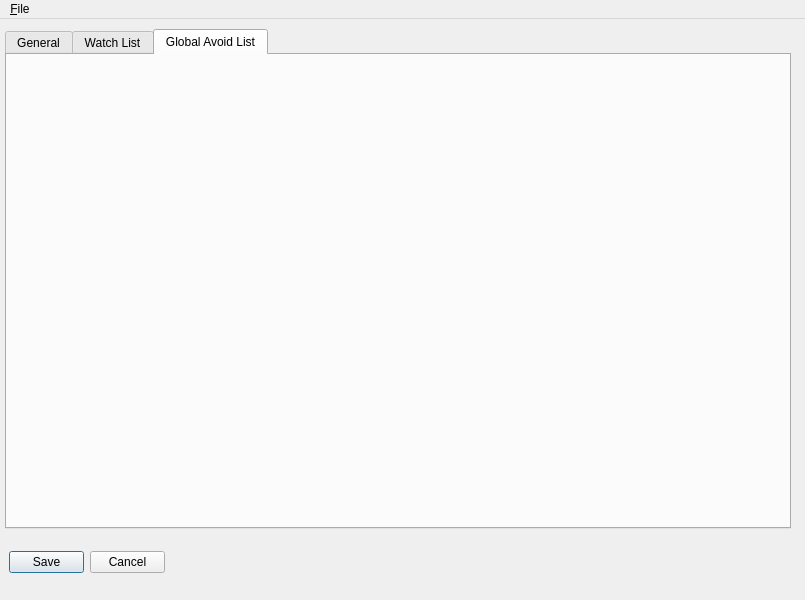
This is settings_gui-sccw2.0/settings_ui.ui in DrBosco/sccwatcher as Qt 5 draws it before an edit. The edited form follows.
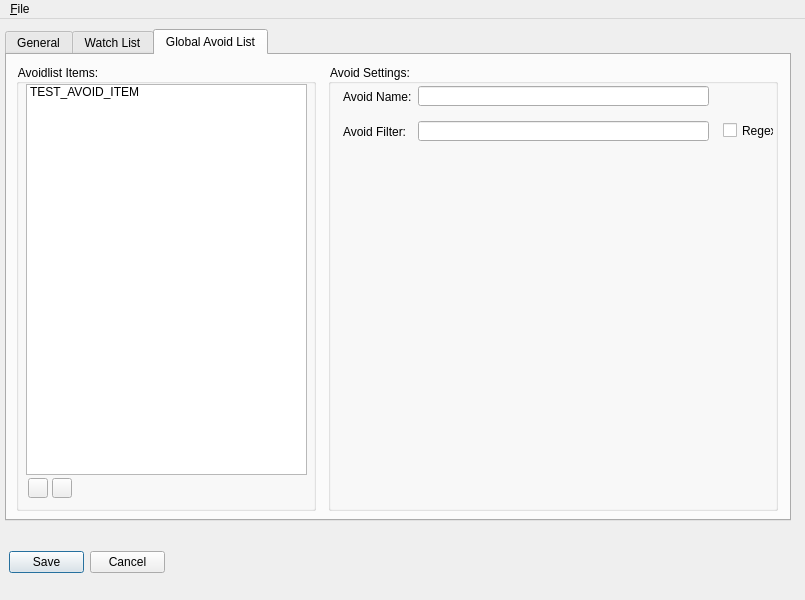
This is the edited form. The open tabs and pages were chosen to show the change. Icons and pictures are not drawn.

Commit message:
Plugin' away at it
workin' hard or hardly workin'?

```diff
--- a/settings_gui-sccw2.0/settings_ui.ui
+++ b/settings_gui-sccw2.0/settings_ui.ui
@@ -35,7 +35,7 @@
       <x>5</x>
       <y>10</y>
       <width>786</width>
-      <height>500</height>
+      <height>492</height>
      </rect>
     </property>
     <property name="sizePolicy">
@@ -640,6 +640,201 @@
      <attribute name="title">
       <string>Global Avoid List</string>
      </attribute>
+     <layout class="QHBoxLayout" name="horizontalLayout_2">
+      <item>
+       <widget class="QGroupBox" name="avoidlistGroup">
+        <property name="sizePolicy">
+         <sizepolicy hsizetype="Fixed" vsizetype="Fixed">
+          <horstretch>0</horstretch>
+          <verstretch>0</verstretch>
+         </sizepolicy>
+        </property>
+        <property name="minimumSize">
+         <size>
+          <width>300</width>
+          <height>447</height>
+         </size>
+        </property>
+        <property name="maximumSize">
+         <size>
+          <width>300</width>
+          <height>447</height>
+         </size>
+        </property>
+        <property name="title">
+         <string>Avoidlist Items:</string>
+        </property>
+        <widget class="QPushButton" name="addAvoidEntryButton">
+         <property name="geometry">
+          <rect>
+           <x>12</x>
+           <y>414</y>
+           <width>20</width>
+           <height>20</height>
+          </rect>
+         </property>
+         <property name="font">
+          <font>
+           <family>Segoe UI</family>
+           <pointsize>15</pointsize>
+           <weight>50</weight>
+           <bold>false</bold>
+           <kerning>true</kerning>
+          </font>
+         </property>
+         <property name="mouseTracking">
+          <bool>false</bool>
+         </property>
+         <property name="text">
+          <string/>
+         </property>
+         <property name="icon">
+          <iconset resource="icon_resources.qrc">
+           <normaloff>:/guiIcons/icons/plus-icon.png</normaloff>:/guiIcons/icons/plus-icon.png</iconset>
+         </property>
+        </widget>
+        <widget class="QPushButton" name="removeAvoidEntryButton">
+         <property name="geometry">
+          <rect>
+           <x>36</x>
+           <y>414</y>
+           <width>20</width>
+           <height>20</height>
+          </rect>
+         </property>
+         <property name="font">
+          <font>
+           <pointsize>15</pointsize>
+           <weight>75</weight>
+           <bold>true</bold>
+          </font>
+         </property>
+         <property name="text">
+          <string/>
+         </property>
+         <property name="icon">
+          <iconset resource="icon_resources.qrc">
+           <normaloff>:/guiIcons/icons/delete-icon.png</normaloff>:/guiIcons/icons/delete-icon.png</iconset>
+         </property>
+        </widget>
+        <widget class="QListWidget" name="avoidlistItemsList">
+         <property name="geometry">
+          <rect>
+           <x>10</x>
+           <y>20</y>
+           <width>281</width>
+           <height>391</height>
+          </rect>
+         </property>
+         <item>
+          <property name="text">
+           <string>TEST_AVOID_ITEM</string>
+          </property>
+         </item>
+        </widget>
+       </widget>
+      </item>
+      <item>
+       <spacer name="avoid_settings_spacer">
+        <property name="orientation">
+         <enum>Qt::Horizontal</enum>
+        </property>
+        <property name="sizeType">
+         <enum>QSizePolicy::Fixed</enum>
+        </property>
+        <property name="sizeHint" stdset="0">
+         <size>
+          <width>6</width>
+          <height>20</height>
+         </size>
+        </property>
+       </spacer>
+      </item>
+      <item>
+       <widget class="QGroupBox" name="avoidlistSettingsGroup">
+        <property name="sizePolicy">
+         <sizepolicy hsizetype="Fixed" vsizetype="Fixed">
+          <horstretch>0</horstretch>
+          <verstretch>0</verstretch>
+         </sizepolicy>
+        </property>
+        <property name="minimumSize">
+         <size>
+          <width>450</width>
+          <height>447</height>
+         </size>
+        </property>
+        <property name="maximumSize">
+         <size>
+          <width>450</width>
+          <height>447</height>
+         </size>
+        </property>
+        <property name="title">
+         <string>Avoid Settings:</string>
+        </property>
+        <widget class="QLineEdit" name="avoidNameTextbox">
+         <property name="geometry">
+          <rect>
+           <x>90</x>
+           <y>22</y>
+           <width>291</width>
+           <height>20</height>
+          </rect>
+         </property>
+        </widget>
+        <widget class="QLabel" name="avoidNameLabel">
+         <property name="geometry">
+          <rect>
+           <x>15</x>
+           <y>25</y>
+           <width>71</width>
+           <height>16</height>
+          </rect>
+         </property>
+         <property name="text">
+          <string>Avoid Name: </string>
+         </property>
+        </widget>
+        <widget class="QLabel" name="avoidFilterLabel">
+         <property name="geometry">
+          <rect>
+           <x>15</x>
+           <y>60</y>
+           <width>66</width>
+           <height>16</height>
+          </rect>
+         </property>
+         <property name="text">
+          <string>Avoid Filter:</string>
+         </property>
+        </widget>
+        <widget class="QLineEdit" name="avoidFilterTextbox">
+         <property name="geometry">
+          <rect>
+           <x>90</x>
+           <y>57</y>
+           <width>291</width>
+           <height>20</height>
+          </rect>
+         </property>
+        </widget>
+        <widget class="QCheckBox" name="avoidFilterRegexCheck">
+         <property name="geometry">
+          <rect>
+           <x>395</x>
+           <y>58</y>
+           <width>51</width>
+           <height>17</height>
+          </rect>
+         </property>
+         <property name="text">
+          <string>Regex</string>
+         </property>
+        </widget>
+       </widget>
+      </item>
+     </layout>
     </widget>
    </widget>
    <widget class="QDialogButtonBox" name="buttonBox">
```
Left out of the diff: 110 changed lines with no effect on the pictures.
